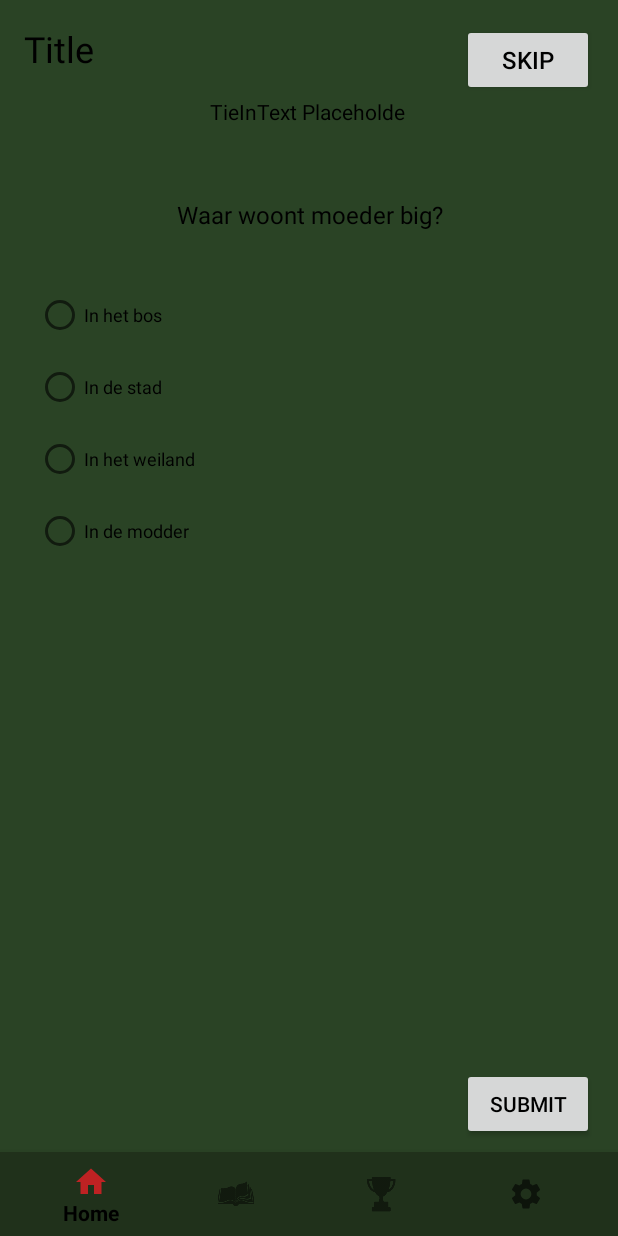
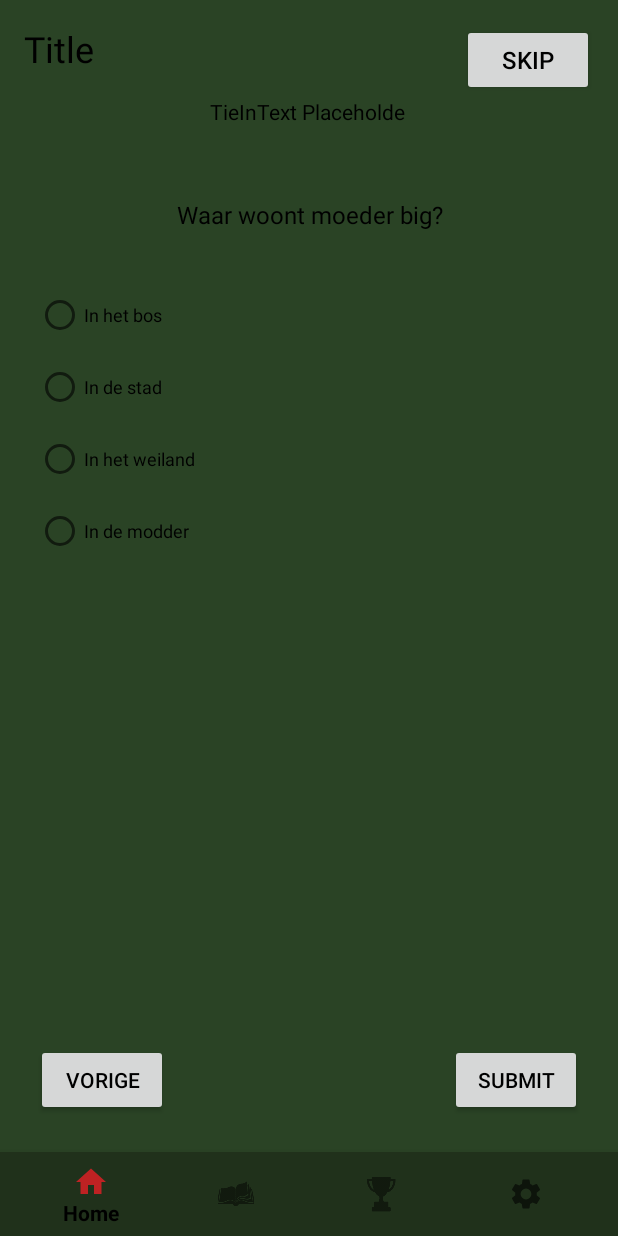
Before and after one commit to CMHLinskens/Proftaak1.4_B3, an Android app: the fragment RiddlePage placed in its activity, on a phone screen of 412 x 824 dp. Run offline under Robolectric (Android 15) with nearby library versions, the phone set to English and light mode, and no system bars; libraries missing offline, so code that uses them is left out: org.eclipse.paho; 12 statements that could not run were skipped.

Commit message:
[addition] previous button and strings fixish

```diff
--- a/EsstelingApp/app/src/main/java/com/example/esstelingapp/games/RiddlePage.java
+++ b/EsstelingApp/app/src/main/java/com/example/esstelingapp/games/RiddlePage.java
@@ -93,6 +93,14 @@ public class RiddlePage extends Fragment {
             @Override
             public void onClick(View v) {
                 submitAnswer(v);
+            }
+        });
+
+        Button backButton = getView().findViewById(R.id.BackButton);
+        submitButton.setOnClickListener(new View.OnClickListener() {
+            @Override
+            public void onClick(View v) {
+                FragmentTravel.fragmentTravel(-1,marker,subjectStory,getFragmentManager());
             }
         });
 
--- a/EsstelingApp/app/src/main/java/com/example/esstelingapp/ui/Activity_read_story.java
+++ b/EsstelingApp/app/src/main/java/com/example/esstelingapp/ui/Activity_read_story.java
@@ -183,6 +183,14 @@ public class Activity_read_story extends Fragment {
             }
         });
 
+        Button backStoryPiece = RootView.findViewById(R.id.BackButton);
+        backStoryPiece.setOnClickListener(new View.OnClickListener() {
+            @Override
+            public void onClick(View v) {
+                FragmentTravel.fragmentTravel(-1, marker, subjectStory, getFragmentManager());
+            }
+        });
+
         ScrollView scrollview = RootView.findViewById(R.id.storyScrollView);
 
         scrollview.setOnTouchListener(new OnSwipeTouchListener(container.getContext()) {
--- a/EsstelingApp/app/src/main/res/layout/activity_riddle.xml
+++ b/EsstelingApp/app/src/main/res/layout/activity_riddle.xml
@@ -105,10 +105,20 @@
         android:id="@+id/submitButton"
         android:layout_width="wrap_content"
         android:layout_height="wrap_content"
-        android:layout_marginRight="16dp"
-        android:layout_marginBottom="64dp"
+        android:layout_marginEnd="24dp"
+        android:layout_marginBottom="80dp"
         android:text="Submit"
-        app:layout_constraintEnd_toEndOf="parent"
-        app:layout_constraintBottom_toBottomOf="parent"/>
+        app:layout_constraintBottom_toBottomOf="parent"
+        app:layout_constraintEnd_toEndOf="parent" />
+
+    <Button
+        android:id="@+id/BackButton"
+        android:layout_width="wrap_content"
+        android:layout_height="wrap_content"
+        android:layout_marginStart="24dp"
+        android:layout_marginBottom="80dp"
+        android:text="@string/previous"
+        app:layout_constraintBottom_toBottomOf="parent"
+        app:layout_constraintStart_toStartOf="parent" />
 
 </androidx.constraintlayout.widget.ConstraintLayout>
--- a/EsstelingApp/app/src/main/res/values/strings.xml
+++ b/EsstelingApp/app/src/main/res/values/strings.xml
@@ -16,8 +16,9 @@
 
     // Unlock screen popup strings
     <string name="password">Wachtwoord</string>
-    <string name="apply">Apply</string>
+    <string name="apply">Toepassen</string>
 
     <string name="Apply">TOEPASSEN</string>
+    <string name="previous">Vorige</string>
 
 </resources>
```
Also changed, not shown: EsstelingApp/app/src/main/java/com/example/esstelingapp/Action_window.java (+7 -0 lines), EsstelingApp/app/src/main/res/layout/activity_action_window.xml (+11 -1 lines), EsstelingApp/app/src/main/res/layout/activity_read_story.xml (+10 -0 lines), 2 other files.
